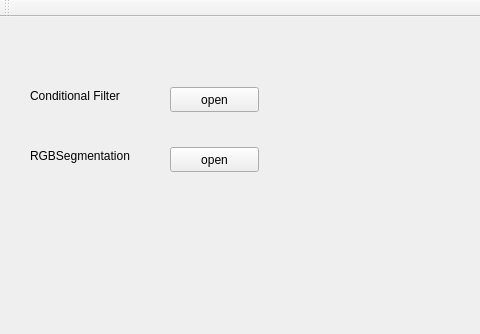
The window that global_view/src/global.ui (Coldplayplay/qt) describes before a commit, drawn with Qt 5; both pictures show x 0 to 480 and y 0 to 334 of the 781 by 488 pixel window.
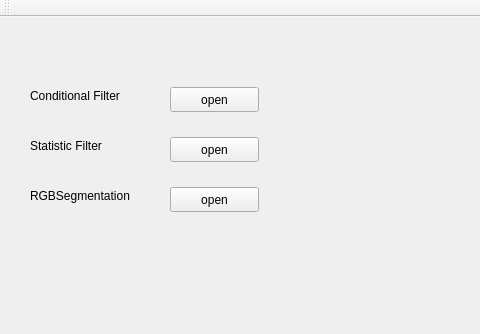
The same window after the commit.

Commit message: add the statistic filter

```diff
--- a/global_view/src/global.ui
+++ b/global_view/src/global.ui
@@ -44,7 +44,7 @@
     <property name="geometry">
      <rect>
       <x>170</x>
-      <y>130</y>
+      <y>170</y>
       <width>89</width>
       <height>25</height>
      </rect>
@@ -57,7 +57,7 @@
     <property name="geometry">
      <rect>
       <x>30</x>
-      <y>130</y>
+      <y>170</y>
       <width>131</width>
       <height>17</height>
      </rect>
@@ -66,6 +66,32 @@
      <string>RGBSegmentation</string>
     </property>
    </widget>
+   <widget class="QLabel" name="label_3">
+    <property name="geometry">
+     <rect>
+      <x>30</x>
+      <y>120</y>
+      <width>131</width>
+      <height>17</height>
+     </rect>
+    </property>
+    <property name="text">
+     <string>Statistic Filter</string>
+    </property>
+   </widget>
+   <widget class="QPushButton" name="pushButton_sta">
+    <property name="geometry">
+     <rect>
+      <x>170</x>
+      <y>120</y>
+      <width>89</width>
+      <height>25</height>
+     </rect>
+    </property>
+    <property name="text">
+     <string>open</string>
+    </property>
+   </widget>
   </widget>
   <widget class="QMenuBar" name="menuBar">
    <property name="geometry">
```
The commit also changes 22 other files.
